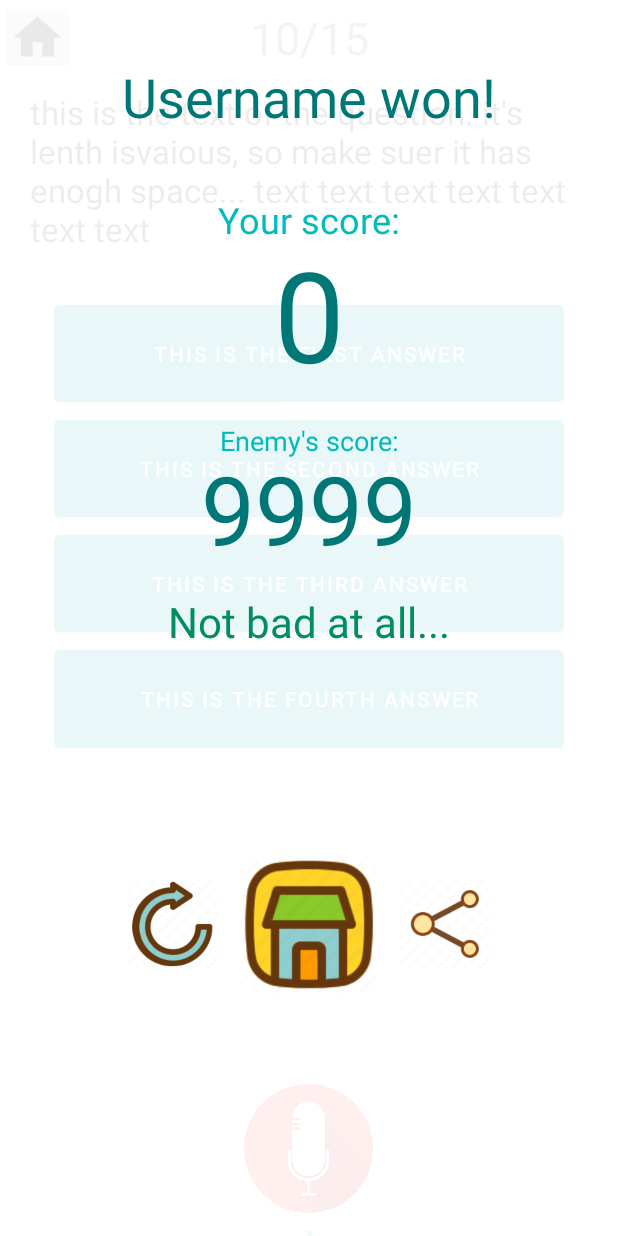
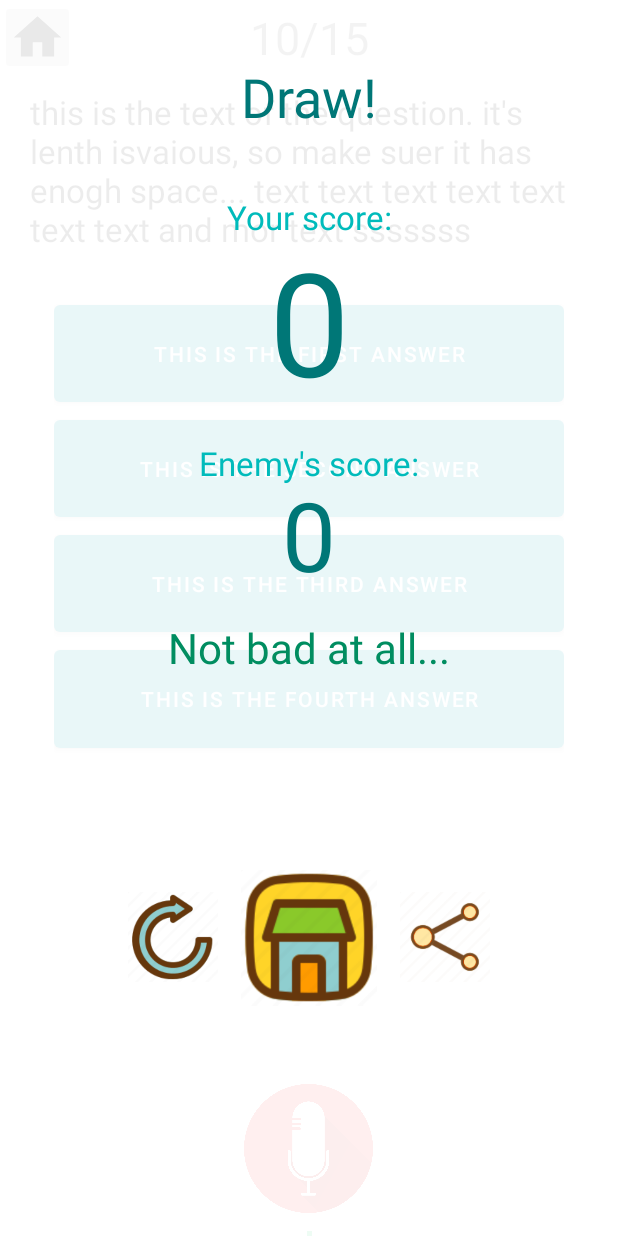
Before and after one commit to YehudaElyasaf/brain-battle, an Android app: the fragment EndGameFragment placed in its activity, on a phone screen of 412 x 824 dp. Run offline under Robolectric (Android 15) with nearby library versions, the phone set to English and light mode, and no system bars; our stand-ins replace Firebase (no records; nobody signed in at launch, a user with empty details on screens opened directly); 7 statements that could not run were skipped.

Commit message:
grades to winner

```diff
--- a/app/src/main/java/com/example/trivia/EndGameFragment.java
+++ b/app/src/main/java/com/example/trivia/EndGameFragment.java
@@ -1,15 +1,20 @@
 package com.example.trivia;
 
 import android.content.Intent;
+import android.os.AsyncTask;
 import android.os.Bundle;
 import androidx.fragment.app.Fragment;
 import androidx.lifecycle.ViewModelProvider;
 
+import android.os.CountDownTimer;
 import android.view.LayoutInflater;
 import android.view.View;
 import android.view.ViewGroup;
 import android.widget.ImageButton;
 import android.widget.TextView;
+
+import java.util.Timer;
+import java.util.TimerTask;
 
 /**
  * A simple {@link Fragment} subclass.
@@ -26,6 +31,7 @@ public class EndGameFragment extends Fragment implements View.OnClickListener {
 
     private TextView yourScoreCountLbl;
     private TextView enemyScoreCountLbl;
+    private TextView winnerLbl;
 
     private ImageButton endGameReplayBtn;
     private ImageButton endGameHomeBtn;
@@ -70,11 +76,10 @@ public class EndGameFragment extends Fragment implements View.OnClickListener {
                              Bundle savedInstanceState) {
         View view = inflater.inflate(R.layout.fragment_end_game, container, false);
 
-        gameVM = new ViewModelProvider(requireActivity()).get(GameViewModel.class);
+        gameVM = new ViewModelProvider(getActivity()).get(GameViewModel.class);
         yourScoreCountLbl = view.findViewById(R.id.yourScoreCountLbl);
         enemyScoreCountLbl = view.findViewById(R.id.enemyScoreCountLbl);
-
-        yourScoreCountLbl.setText(Integer.toString(gameVM.calculatePoints()));
+        winnerLbl = view.findViewById(R.id.winnerLbl);
 
         endGameReplayBtn = view.findViewById(R.id.endGameReplayBtn);
         endGameHomeBtn = view.findViewById(R.id.endGameHomeBtn);
@@ -83,8 +88,44 @@ public class EndGameFragment extends Fragment implements View.OnClickListener {
         endGameHomeBtn.setOnClickListener(this);
         endGameShareBtn.setOnClickListener(this);
 
+        showResults(view);
+
         // Inflate the layout for this fragment
         return view;
+    }
+
+    private void showResults(View view) {
+        int yourScore = gameVM.getMyPlayer().calculatePoints();
+        int enemyScore = gameVM.getOtherPlayer().calculatePoints();
+
+        yourScoreCountLbl.setText(Integer.toString(yourScore));
+        enemyScoreCountLbl.setText(Integer.toString(enemyScore));
+
+        if(yourScore > enemyScore) {
+            //you won
+            winnerLbl.setText("You won!");
+
+            //decreaseScore(enemyScore, enemyScoreCountLbl);
+        }
+        else if(yourScore < enemyScore){
+            //you lost
+            winnerLbl.setText(gameVM.getOtherPlayer().getUsername() + " won!");
+
+            float tmpTextSize = 0;
+            //flip text sizes. losers' text is smaller
+            tmpTextSize = enemyScoreCountLbl.getTextSize();
+            enemyScoreCountLbl.setTextSize(yourScoreCountLbl.getTextSize());
+            yourScoreCountLbl.setTextSize(tmpTextSize);
+            //decreaseScore(yourScore, yourScoreCountLbl);
+        }
+        else{
+            //draw
+            winnerLbl.setText("Draw!");
+
+            yourScoreCountLbl.setTextSize(enemyScoreCountLbl.getTextSize());
+            //decreaseScore(yourScore, yourScoreCountLbl);
+            //decreaseScore(enemyScore, enemyScoreCountLbl);
+        }
     }
 
     @Override
@@ -93,9 +134,9 @@ public class EndGameFragment extends Fragment implements View.OnClickListener {
             case R.id.endGameReplayBtn:
                 break;
             case R.id.endGameHomeBtn:
-                Intent intent = new Intent(requireContext(), MainMenuActivity.class);
+                Intent intent = new Intent(getContext(), MainMenuActivity.class);
                 startActivity(intent);
-                requireActivity().finish();
+                getActivity().finish();
                 break;
             case R.id.endGameShareBtn:
                 break;
--- a/app/src/main/java/com/example/trivia/GameIdFragment.java
+++ b/app/src/main/java/com/example/trivia/GameIdFragment.java
@@ -66,7 +66,7 @@ public class GameIdFragment extends Fragment {
 
         startGameGameIdLbl = view.findViewById(R.id.startGameGameIdLbl);
 
-        GameViewModel gameViewModel = new ViewModelProvider(requireActivity()).get(GameViewModel.class);
+        GameViewModel gameViewModel = new ViewModelProvider(getActivity()).get(GameViewModel.class);
         int gameId = gameViewModel.getGame().getId();
         startGameGameIdLbl.setText(Integer.toString(gameId));
 
--- a/app/src/main/java/com/example/trivia/GameViewModel.java
+++ b/app/src/main/java/com/example/trivia/GameViewModel.java
@@ -5,14 +5,12 @@ import android.widget.Toast;
 
 import androidx.annotation.NonNull;
 import androidx.annotation.Nullable;
-import androidx.lifecycle.Lifecycle;
 import androidx.lifecycle.LifecycleOwner;
 import androidx.lifecycle.MutableLiveData;
 import androidx.lifecycle.Observer;
 import androidx.lifecycle.ViewModel;
 
 import com.google.android.gms.tasks.OnFailureListener;
-import com.google.android.gms.tasks.OnSuccessListener;
 import com.google.firebase.firestore.DocumentSnapshot;
 import com.google.firebase.firestore.EventListener;
 import com.google.firebase.firestore.FirebaseFirestore;
@@ -68,23 +66,6 @@ public class GameViewModel extends ViewModel {
 
     public ArrayList<Question> getQuestions() {
         return getGame().getQuestions();
-    }
-
-    public int getMyTotalCorrect(){
-        int count = 0;
-        for(boolean isCorrect : getMyPlayer().getIsCorrectList())
-            if(isCorrect)
-                count++;
-
-        return count;
-    }
-    public int getMyTotalWrong(){
-        return getGame().getQuestions().size() - getMyTotalCorrect();
-    }
-
-    public int calculatePoints() {
-        //(totalCorrect * 20 / (totalWrong + 1)) * 3, with round to 10
-        return 10 * (int)(5 * (Math.pow(getMyTotalCorrect(), 1.2)) / (getMyTotalWrong() + 1));
     }
 
     public Player getMyPlayer() {
--- a/app/src/main/java/com/example/trivia/NewGameFragment.java
+++ b/app/src/main/java/com/example/trivia/NewGameFragment.java
@@ -238,7 +238,7 @@ public class NewGameFragment extends Fragment
                 break;
 
             case R.id.playBtn:
-                Intent intent = new Intent(requireActivity(), GameActivity.class);
+                Intent intent = new Intent(getActivity(), GameActivity.class);
                 int extras[] = new int[3];
                 extras[QUESTIONS_COUNT_INDEX] = questionCount;
                 extras[DIFFICULTY_LEVEL_INDEX] = difficultyLevel.ordinal();
@@ -248,7 +248,7 @@ public class NewGameFragment extends Fragment
                 intent.putExtra(IS_NEW_GAME_EXTRA, true);
 
                 startActivity(intent);
-                requireActivity().finish();
+                getActivity().finish();
         }
     }
 }
--- a/app/src/main/java/com/example/trivia/Player.java
+++ b/app/src/main/java/com/example/trivia/Player.java
@@ -58,4 +58,26 @@ public class Player extends User{
     public int hashCode() {
         return Objects.hash(currentQuestionIndex, isCorrectList);
     }
+
+    public int calculatePoints() {
+        //(totalCorrect * 20 / (totalWrong + 1)) * 3, with round to 10
+        return 10 * (int)(5 * (Math.pow(getTotalCorrectInGame(), 1.2)) / (getTotalWrongInGame() + 1));
+    }
+
+    public int getTotalCorrectInGame(){
+        int count = 0;
+        for(boolean isCorrect : isCorrectList)
+            if(isCorrect)
+                count++;
+
+        return count;
+    }
+    public int getTotalWrongInGame(){
+        int count = 0;
+        for(boolean isCorrect : isCorrectList)
+            if(!isCorrect)
+                count++;
+
+        return count;
+    }
 }
--- a/app/src/main/java/com/example/trivia/ScoreFragment.java
+++ b/app/src/main/java/com/example/trivia/ScoreFragment.java
@@ -69,7 +69,7 @@ public class ScoreFragment extends Fragment {
                 collection(GameActivity.USERS_COLLECTION_PATH).get().addOnFailureListener(new OnFailureListener() {
                     @Override
                     public void onFailure(@NonNull Exception e) {
-                        Toast.makeText(requireContext(), "Connection error!", Toast.LENGTH_SHORT).show();
+                        Toast.makeText(getContext(), "Connection error!", Toast.LENGTH_SHORT).show();
                         //back to main manu
                         FragmentTransaction ft = getChildFragmentManager().beginTransaction();
                         ft.replace(R.id.mainFragmentContainer, new NewGameFragment()).commit();
@@ -88,7 +88,7 @@ public class ScoreFragment extends Fragment {
                             if(user.getUid().equals(FirebaseAuth.getInstance().getUid()))
                                 currentUser = user;
                         if(currentUser == null)
-                            Toast.makeText(requireContext(), "Current user not found!", Toast.LENGTH_SHORT).show();
+                            Toast.makeText(getContext(), "Current user not found!", Toast.LENGTH_SHORT).show();
 
                         getChildFragmentManager().beginTransaction().hide(loadingFragment).commit();
                         showScore();
--- a/app/src/main/java/com/example/trivia/SettingsFragment.java
+++ b/app/src/main/java/com/example/trivia/SettingsFragment.java
@@ -83,10 +83,10 @@ public class SettingsFragment extends Fragment implements View.OnClickListener {
 
     private void toggleMute(){
         if(volumeSb.isEnabled()){
-            muteBtn.setImageDrawable(requireActivity().getDrawable(R.drawable.ic_volume_off));
+            muteBtn.setImageDrawable(getActivity().getDrawable(R.drawable.ic_volume_off));
             volumeSb.setEnabled(false);
         }else{
-            muteBtn.setImageDrawable(requireActivity().getDrawable(R.drawable.ic_volume));
+            muteBtn.setImageDrawable(getActivity().getDrawable(R.drawable.ic_volume));
             volumeSb.setEnabled(true);
         }
     }
--- a/app/src/main/res/layout/activity_game.xml
+++ b/app/src/main/res/layout/activity_game.xml
@@ -53,7 +53,7 @@
             android:layout_marginStart="20dp"
             android:layout_marginTop="10dp"
             android:layout_marginEnd="20dp"
-            android:text="this is the text of the question. it's lenth isvaious, so make suer it has enogh space... text text text text text text text"
+            android:text="this is the text of the question. it's lenth isvaious, so make suer it has enogh space... text text text text text text text and mor text sssssss"
             android:textAppearance="@style/TextAppearance.AppCompat.Large"
             app:layout_constraintEnd_toEndOf="parent"
             app:layout_constraintStart_toStartOf="parent"
--- a/app/src/main/res/layout/fragment_end_game.xml
+++ b/app/src/main/res/layout/fragment_end_game.xml
@@ -16,7 +16,7 @@
         android:layout_marginTop="-10dp"
         android:text="99999"
         android:textColor="#FF007777"
-        android:textSize="84dp"
+        android:textSize="88dp"
         app:layout_constraintEnd_toEndOf="parent"
         app:layout_constraintStart_toStartOf="parent"
         app:layout_constraintTop_toBottomOf="@+id/textView3" />
@@ -29,7 +29,7 @@
         android:text="Your score:"
 
         android:textColor="#FF00BBBB"
-        android:textSize="24dp"
+        android:textSize="22dp"
         app:layout_constraintEnd_toEndOf="parent"
         app:layout_constraintStart_toStartOf="parent"
         app:layout_constraintTop_toBottomOf="@+id/winnerLbl" />
@@ -54,7 +54,7 @@
 
         android:text="Enemy's score:"
         android:textColor="#FF00BBBB"
-        android:textSize="18dp"
+        android:textSize="22dp"
         app:layout_constraintEnd_toEndOf="parent"
         app:layout_constraintStart_toStartOf="parent"
         app:layout_constraintTop_toBottomOf="@+id/yourScoreCountLbl" />
```
Also changed, not shown: app/src/main/java/com/example/trivia/GameActivity.java (+9 -3 lines), app/src/main/java/com/example/trivia/JoinGameFragment.java (+2 -9 lines).
